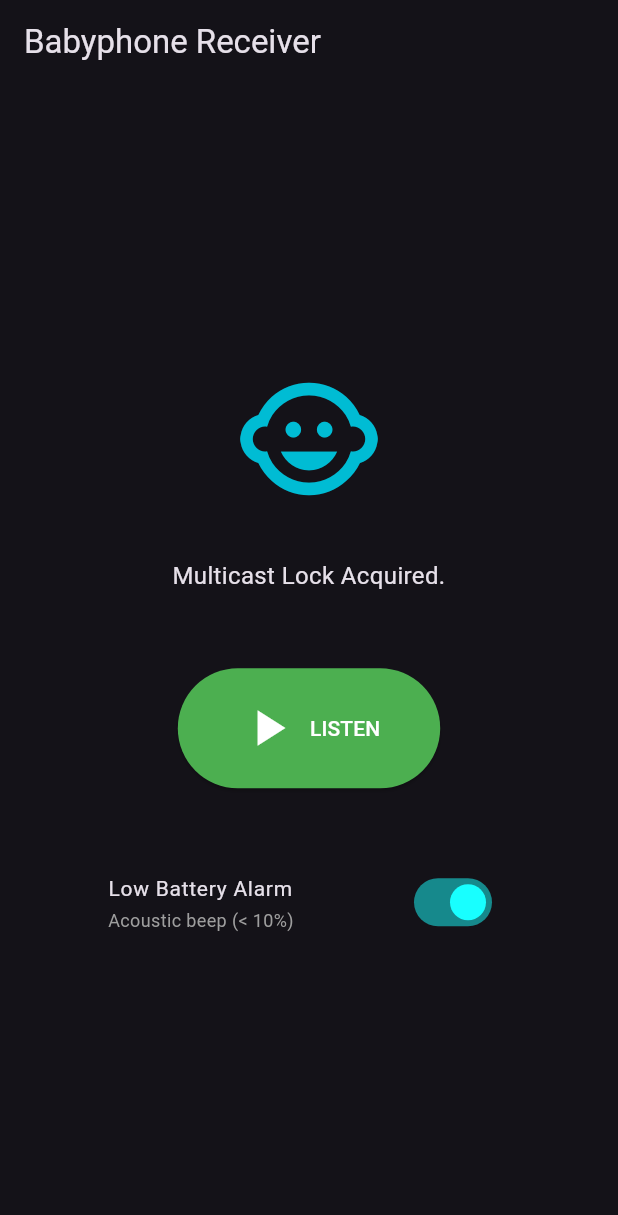
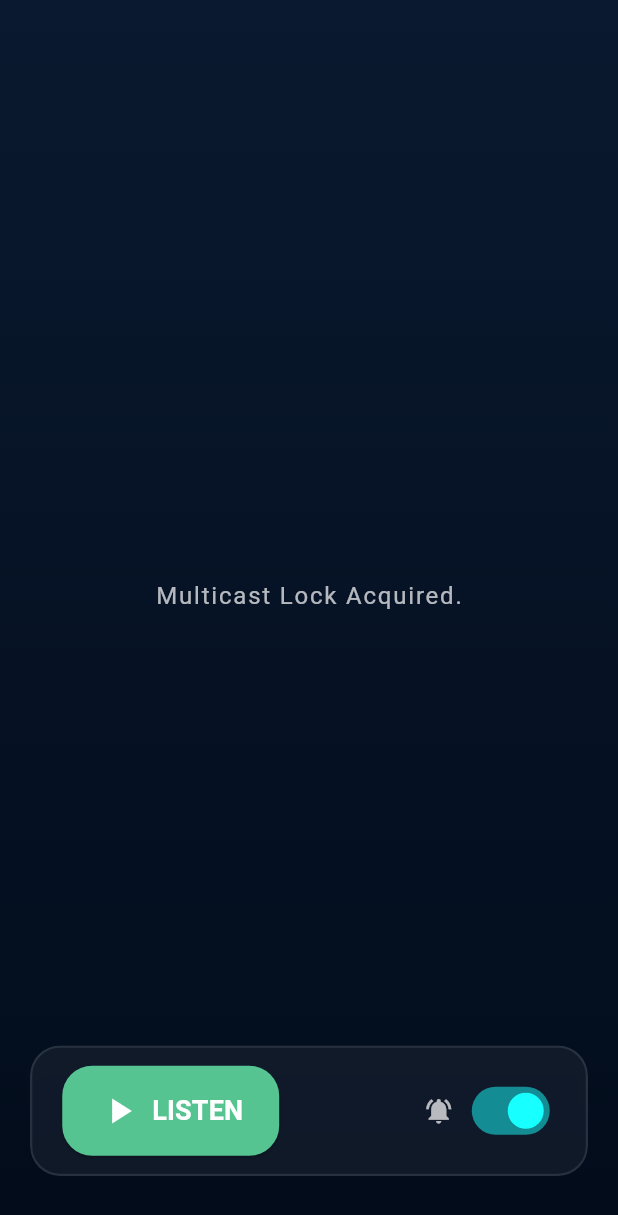
Before and after one commit to sumagol/babyphone, a Flutter app: the screen it shows after launch, on a phone screen of 412 x 824 dp. Shown: the top 1215 px of the screen. Run offline on Flutter 3.47's test engine with Material 3 defaults, Android fonts, the phone set to English and light mode, and no system bars; our stand-ins replace fl_chart, wakelock_plus; missing offline and left inert: encrypt, flutter_pcm_sound, opus_codec, opus_codec_dart.

Commit message:
Version 1.0 reworked UI, added battery live telemetry

```diff
--- a/client/babyphone_app/lib/main.dart
+++ b/client/babyphone_app/lib/main.dart
@@ -2,6 +2,7 @@ import 'dart:async';
 import 'dart:io';
 import 'dart:typed_data';
 import 'dart:math';
+import 'dart:ui' as ui;
 import 'package:flutter/material.dart';
 import 'package:flutter/services.dart';
 import 'package:flutter_pcm_sound/flutter_pcm_sound.dart';
@@ -9,6 +10,7 @@ import 'package:opus_codec_dart/opus_codec_dart.dart';
 import 'package:opus_codec/opus_codec.dart' as opus_codec;
 import 'package:encrypt/encrypt.dart' as encrypt;
 import 'package:wakelock_plus/wakelock_plus.dart';
+import 'package:fl_chart/fl_chart.dart';
 
 Future<void> main() async {
   WidgetsFlutterBinding.ensureInitialized();
@@ -55,6 +57,8 @@ class _UdpDiagnosticScreenState extends State<UdpDiagnosticScreen> {
   int _batteryLevel = 100;
   bool _isCharging = false;
   double _currentRms = 0.0;
+  List<FlSpot> _rmsHistory = [];
+  double _timeOffset = 0;
 
   bool _alarmEnabled = true;
   double _beepPhase = 0.0;
@@ -216,6 +220,13 @@ class _UdpDiagnosticScreenState extends State<UdpDiagnosticScreen> {
                   _batteryLevel = batteryPercent;
                   _isCharging = isCharging;
                   _currentRms = _calculateRms(pcmData);
+
+                  // Update History Chart
+                  _timeOffset += 1;
+                  _rmsHistory.add(FlSpot(_timeOffset, _currentRms));
+                  if (_rmsHistory.length > 60) {
+                      _rmsHistory.removeAt(0);
+                  }
                 } catch (e) {
                   print("Opus Decode Error: $e");
                   if (mounted) {
@@ -291,7 +302,7 @@ class _UdpDiagnosticScreenState extends State<UdpDiagnosticScreen> {
     return Row(
         mainAxisSize: MainAxisSize.min,
         children: [
-            Icon(icon, color: color),
+            Icon(icon, color: color, size: 20),
             const SizedBox(width: 4),
             Text("$_batteryLevel%", style: TextStyle(color: color, fontWeight: FontWeight.bold, fontSize: 16)),
         ]
@@ -301,77 +312,200 @@ class _UdpDiagnosticScreenState extends State<UdpDiagnosticScreen> {
   @override
   Widget build(BuildContext context) {
     return Scaffold(
-      appBar: AppBar(
-        title: const Text('Babyphone Receiver'),
-        actions: [
+      body: Container(
+        decoration: const BoxDecoration(
+          gradient: LinearGradient(
+            begin: Alignment.topCenter,
+            end: Alignment.bottomCenter,
+            colors: [Color(0xFF0a192f), Color(0xFF020c1b)], // Midnight Deep Blue
+          ),
+        ),
+        child: SafeArea(
+          child: Stack(
+            children: [
+              // Top Bar Telemetry
               if (_isListening)
-            Padding(
-              padding: const EdgeInsets.symmetric(horizontal: 16.0),
-              child: _buildBatteryIcon(),
-            )
+                Positioned(
+                  top: 20,
+                  right: 20,
+                  child: GlassContainer(
+                    child: Padding(
+                      padding: const EdgeInsets.symmetric(horizontal: 16.0, vertical: 8.0),
+                      child: Row(
+                        mainAxisSize: MainAxisSize.min,
+                        children: [
+                          const Icon(Icons.wifi, color: Colors.blueAccent, size: 20),
+                          const SizedBox(width: 12),
+                          _buildBatteryIcon(),
                         ],
                       ),
-      body: Center(
+                    ),
+                  ),
+                ),
+
+              // Main Dashboard
+              Center(
                 child: Column(
                   mainAxisAlignment: MainAxisAlignment.center,
                   children: [
-            Icon(
-              _packetCount > 0 ? Icons.volume_up : Icons.child_care,
-              size: 100,
-              color: _currentRms > 0.01 ? Colors.cyanAccent : Colors.cyan
+                    // Status Text
+                    Text(
+                      _statusMessage,
+                      style: const TextStyle(color: Colors.white70, fontSize: 16, letterSpacing: 1.2),
                     ),
                     const SizedBox(height: 30),
-            Text(_statusMessage, textAlign: TextAlign.center, style: const TextStyle(fontSize: 16)),
-            const SizedBox(height: 20),
+
+                    // History Chart
                     if (_isListening) ...[
-              Text("Opus Packets Decoded: $_packetCount", style: const TextStyle(fontSize: 24, fontWeight: FontWeight.bold, color: Colors.green)),
-              const SizedBox(height: 20),
-              const Text("Live Audio VU", style: TextStyle(fontSize: 14, color: Colors.grey)),
-              const SizedBox(height: 8),
-              Container(
-                width: 250,
-                height: 24,
-                decoration: BoxDecoration(
-                  borderRadius: BorderRadius.circular(12),
-                  color: Colors.grey[800],
-                  border: Border.all(color: Colors.grey[700]!),
-                ),
-                child: ClipRRect(
-                  borderRadius: BorderRadius.circular(12),
-                  child: LinearProgressIndicator(
-                    value: (_currentRms * 8).clamp(0.0, 1.0), // Amplify for visual effect
-                    backgroundColor: Colors.transparent,
-                    color: _currentRms > 0.08 ? Colors.redAccent : Colors.greenAccent,
-                    minHeight: 24,
-                  ),
-                ),
-              ),
-            ],
-            const SizedBox(height: 30),
-            ElevatedButton.icon(
-              icon: Icon(_isListening ? Icons.stop : Icons.play_arrow, size: 40),
-              label: Text(_isListening ? "STOP" : "LISTEN"),
-              style: ElevatedButton.styleFrom(
-                padding: const EdgeInsets.symmetric(horizontal: 40, vertical: 20),
-                backgroundColor: _isListening ? Colors.red : Colors.green,
-                foregroundColor: Colors.white,
-              ),
-              onPressed: _isListening ? _stopListening : _startListening,
-            ),
-            const SizedBox(height: 40),
-            SizedBox(
-              width: 300,
-              child: SwitchListTile(
-                title: const Text('Low Battery Alarm', style: TextStyle(fontSize: 14)),
-                subtitle: const Text('Acoustic beep (< 10%)', style: TextStyle(fontSize: 12, color: Colors.grey)),
-                value: _alarmEnabled,
-                activeColor: Colors.cyanAccent,
-                onChanged: (val) => setState(() => _alarmEnabled = val),
+                      GlassContainer(
+                        width: MediaQuery.of(context).size.width * 0.85,
+                        height: 200,
+                        child: Padding(
+                          padding: const EdgeInsets.all(16.0),
+                          child: LineChart(
+                            LineChartData(
+                              gridData: FlGridData(show: false),
+                              titlesData: FlTitlesData(show: false),
+                              borderData: FlBorderData(show: false),
+                              minX: _timeOffset > 60 ? _timeOffset - 60 : 0,
+                              maxX: _timeOffset > 60 ? _timeOffset : 60,
+                              minY: 0,
+                              maxY: 0.2, // RMS max bounds
+                              lineBarsData: [
+                                LineChartBarData(
+                                  spots: _rmsHistory,
+                                  isCurved: true,
+                                  color: Colors.cyanAccent,
+                                  barWidth: 3,
+                                  isStrokeCapRound: true,
+                                  dotData: FlDotData(show: false),
+                                  belowBarData: BarAreaData(
+                                    show: true,
+                                    color: Colors.cyanAccent.withOpacity(0.2),
                                   ),
                                 ),
                               ],
                             ),
                           ),
+                        ),
+                      ),
+                      const SizedBox(height: 40),
+
+                      // Live VU Indicator (Glowing Pulsing Circle)
+                      AnimatedContainer(
+                        duration: const Duration(milliseconds: 100),
+                        width: 100 + (_currentRms * 1000).clamp(0, 100),
+                        height: 100 + (_currentRms * 1000).clamp(0, 100),
+                        decoration: BoxDecoration(
+                          shape: BoxShape.circle,
+                          color: _currentRms > 0.01
+                              ? Colors.cyanAccent.withOpacity(0.8)
+                              : Colors.cyan.withOpacity(0.2),
+                          boxShadow: [
+                            BoxShadow(
+                              color: Colors.cyanAccent.withOpacity((_currentRms * 5.0).clamp(0.0, 1.0)),
+                              blurRadius: 30,
+                              spreadRadius: 10,
+                            ),
+                          ],
+                        ),
+                        child: Center(
+                          child: Icon(
+                            _packetCount > 0 ? Icons.child_care : Icons.mic_off,
+                            color: Colors.white,
+                            size: 40,
+                          ),
+                        ),
+                      ),
+                    ],
+                  ],
+                ),
+              ),
+
+              // Bottom Controls
+              Positioned(
+                bottom: 40,
+                left: 20,
+                right: 20,
+                child: GlassContainer(
+                  child: Padding(
+                    padding: const EdgeInsets.symmetric(horizontal: 20.0, vertical: 12.0),
+                    child: Row(
+                      mainAxisAlignment: MainAxisAlignment.spaceBetween,
+                      children: [
+                        // Listen / Stop Button
+                        ElevatedButton.icon(
+                          icon: Icon(_isListening ? Icons.stop : Icons.play_arrow, size: 28),
+                          label: Text(
+                            _isListening ? "STOP" : "LISTEN",
+                            style: const TextStyle(fontSize: 18, fontWeight: FontWeight.bold),
+                          ),
+                          style: ElevatedButton.styleFrom(
+                            padding: const EdgeInsets.symmetric(horizontal: 24, vertical: 16),
+                            backgroundColor: _isListening
+                                ? Colors.redAccent.withOpacity(0.8)
+                                : Colors.greenAccent.withOpacity(0.8),
+                            foregroundColor: Colors.white,
+                            shape: RoundedRectangleBorder(
+                              borderRadius: BorderRadius.circular(20),
+                            ),
+                          ),
+                          onPressed: _isListening ? _stopListening : _startListening,
+                        ),
+
+                        // Alarm Toggle
+                        Row(
+                          children: [
+                            const Icon(Icons.notifications_active, color: Colors.white70, size: 20),
+                            const SizedBox(width: 8),
+                            Switch(
+                              value: _alarmEnabled,
+                              activeColor: Colors.cyanAccent,
+                              onChanged: (val) => setState(() => _alarmEnabled = val),
+                            ),
+                          ],
+                        )
+                      ],
+                    ),
+                  ),
+                ),
+              ),
+            ],
+          ),
+        ),
+      ),
     );
   }
 }
+
+// Glassmorphism Reusable Widget
+class GlassContainer extends StatelessWidget {
+  final Widget child;
+  final double? width;
+  final double? height;
+
+  const GlassContainer({Key? key, required this.child, this.width, this.height}) : super(key: key);
+
+  @override
+  Widget build(BuildContext context) {
+    return ClipRRect(
+      borderRadius: BorderRadius.circular(20),
+      child: BackdropFilter(
+        filter: ui.ImageFilter.blur(sigmaX: 10.0, sigmaY: 10.0),
+        child: Container(
+          width: width,
+          height: height,
+          decoration: BoxDecoration(
+            color: Colors.white.withOpacity(0.05),
+            borderRadius: BorderRadius.circular(20),
+            border: Border.all(
+              color: Colors.white.withOpacity(0.1),
+              width: 1.5,
+            ),
+          ),
+          child: child,
+        ),
+      ),
+    );
+  }
+}
--- a/client/babyphone_app/pubspec.yaml
+++ b/client/babyphone_app/pubspec.yaml
@@ -41,6 +41,7 @@ dependencies:
   opus_codec_dart: ^3.0.5
   flutter_pcm_sound: ^3.3.3
   wakelock_plus: ^1.7.0
+  fl_chart: ^0.68.0
 dev_dependencies:
   flutter_test:
     sdk: flutter
```
Also changed, not shown: client/babyphone_app/pubspec.lock, 10 other files. Lines whose indentation alone changed are shown as unchanged.
